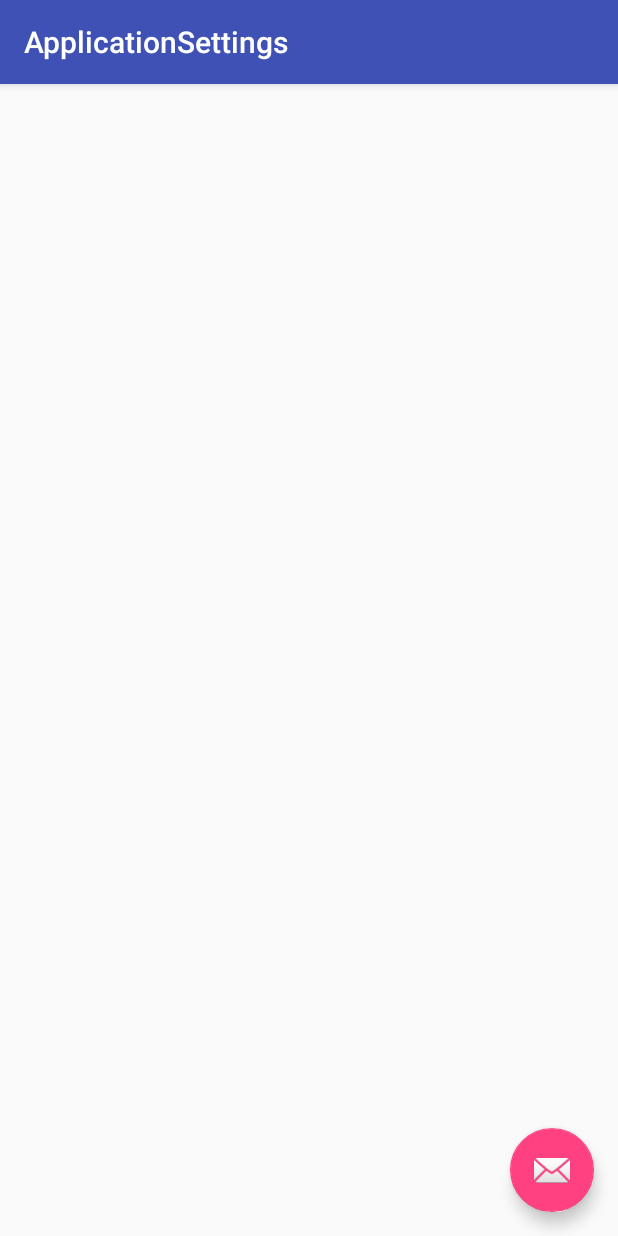
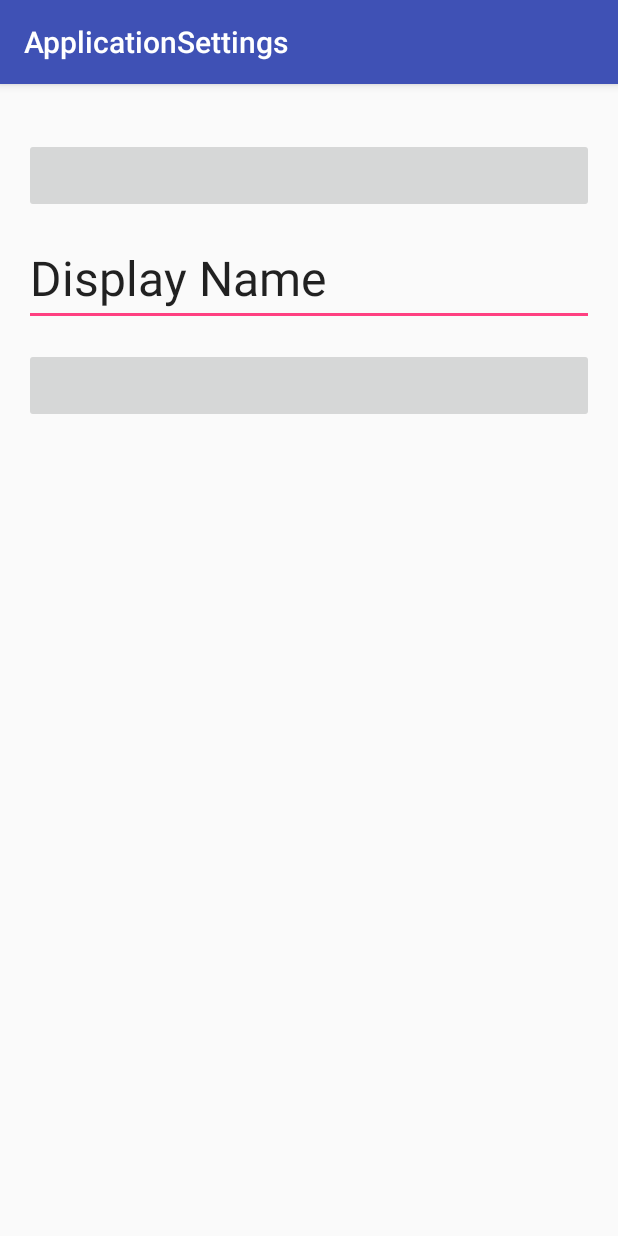
Before and after one commit to ForisKuang/SwipeChat, an Android app: the ApplicationSettings screen opened directly, with no data from a screen before it, on a phone screen of 412 x 824 dp. Run offline under Robolectric (Android 15) with nearby library versions, the phone set to English and light mode, and no system bars; 1 statement that could not run was skipped.

Commit message:
Application Settings implemented

```diff
--- a/app/src/main/res/layout/activity_application_settings.xml
+++ b/app/src/main/res/layout/activity_application_settings.xml
@@ -17,9 +17,4 @@
 
     <include layout="@layout/content_application_settings" />
 
-    <android.support.design.widget.FloatingActionButton android:id="@+id/fab"
-        android:layout_width="wrap_content" android:layout_height="wrap_content"
-        android:layout_gravity="bottom|end" android:layout_margin="@dimen/fab_margin"
-        android:src="@android:drawable/ic_dialog_email" />
-
 </android.support.design.widget.CoordinatorLayout>
--- a/app/src/main/res/layout/content_application_settings.xml
+++ b/app/src/main/res/layout/content_application_settings.xml
@@ -10,4 +10,27 @@
     tools:showIn="@layout/activity_application_settings"
     tools:context="com.example.kfc36_000.swipechat.ApplicationSettings">
 
+
+    <ImageButton
+        android:layout_width="match_parent"
+        android:layout_height="50dp"
+        android:layout_centerHorizontal="true"
+        android:layout_marginTop="20dp"
+        android:id="@+id/logout"/>
+
+    <EditText
+        android:layout_width="match_parent"
+        android:layout_height="55dp"
+        android:text="Display Name"
+        android:textSize="32dp"
+        android:layout_centerHorizontal="true"
+        android:layout_marginTop="90dp"
+        android:id="@+id/displayName"/>
+
+    <ImageButton
+        android:layout_width="match_parent"
+        android:layout_height="50dp"
+        android:layout_centerHorizontal="true"
+        android:layout_marginTop="160dp"
+        android:id="@+id/updateName"/>
 </RelativeLayout>
```
